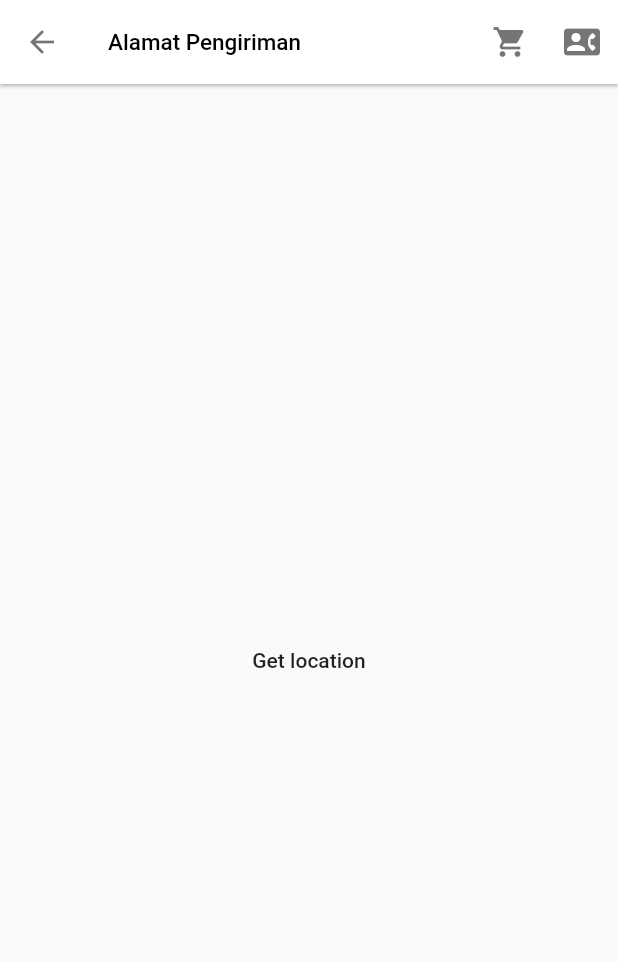
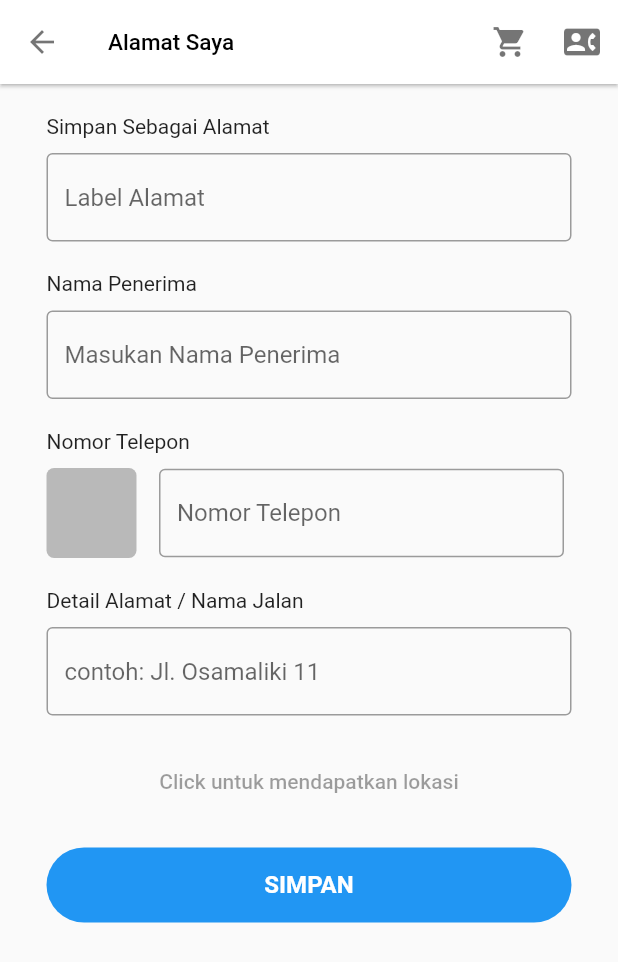
Before and after one commit to cnugroho11/wahyoo_mock, a Flutter app: the AddressPage screen opened directly, on a phone screen of 412 x 824 dp. Shown: the top 962 px of the screen. Run offline on Flutter 3.47's test engine with Material 2 defaults, Android fonts, the phone set to English and light mode, and no system bars; our stand-ins replace carousel_pro, font_awesome_flutter, geolocator; network calls fail; statements that could not run were skipped.

Commit message:
address only layout

```diff
--- a/lib/pages/address_page.dart
+++ b/lib/pages/address_page.dart
@@ -1,8 +1,6 @@
 import 'package:flutter/material.dart';
 import 'package:WahyooMock/widgets/appbar.dart';
-import 'package:flutter/services.dart';
 import 'package:geolocator/geolocator.dart';
-import 'package:WahyooMock/pages/help_page.dart';
 
 class AddressPage extends StatefulWidget {
   @override
@@ -10,7 +8,6 @@ class AddressPage extends StatefulWidget {
 }
 
 class _AddressPageState extends State<AddressPage> {
-
   final Geolocator geolocator = Geolocator()..forceAndroidLocationManager;
 
   Position _currentPosition;
@@ -21,25 +18,161 @@ class _AddressPageState extends State<AddressPage> {
     return Scaffold(
       appBar: AppbarWidget(
         appBar: AppBar(),
-        title: Text('Alamat Pengiriman',
+        title: Text(
+          'Alamat Saya',
           style: TextStyle(
             color: Colors.black,
-            fontSize: 15
+            fontSize: 15,
           ),
         ),
       ),
-      body: Center(
+      body: SingleChildScrollView(
         child: Column(
-          mainAxisAlignment: MainAxisAlignment.center,
           children: <Widget>[
-            (_currentPosition != null)
-                ? Text(
-                _currentAddress
-            ) : FlatButton(
-              child: Text("Get location"),
-              onPressed: () {
-                _getCurrentLocation();
-              },
+            SizedBox(
+              height: 20,
+            ),
+            Center(
+              child: Container(
+                width: 350,
+                child: Column(
+                  children: <Widget>[
+                    Container(
+                        width: 350,
+                        alignment: Alignment.centerLeft,
+                        child: Text('Simpan Sebagai Alamat')),
+                    SizedBox(
+                      height: 10,
+                    ),
+                    TextField(
+                      decoration: InputDecoration(
+                          hintText: 'Label Alamat',
+                          border: OutlineInputBorder()),
+                    )
+                  ],
+                ),
+              ),
+            ),
+            SizedBox(
+              height: 20,
+            ),
+            Center(
+              child: Container(
+                width: 350,
+                child: Column(
+                  children: <Widget>[
+                    Container(
+                        width: 350,
+                        alignment: Alignment.centerLeft,
+                        child: Text('Nama Penerima')),
+                    SizedBox(
+                      height: 10,
+                    ),
+                    TextField(
+                      decoration: InputDecoration(
+                          hintText: 'Masukan Nama Penerima',
+                          border: OutlineInputBorder()),
+                    )
+                  ],
+                ),
+              ),
+            ),
+            SizedBox(
+              height: 20,
+            ),
+            Center(
+              child: Container(
+                width: 350,
+                child: Column(
+                  children: <Widget>[
+                    Container(
+                        width: 350,
+                        alignment: Alignment.centerLeft,
+                        child: Text('Nomor Telepon')),
+                    SizedBox(
+                      height: 10,
+                    ),
+                    Row(
+                      children: <Widget>[
+                        GestureDetector(
+                          onTap: () {},
+                          child: Container(
+                            width: 60,
+                            height: 60,
+                            decoration: BoxDecoration(
+                                borderRadius:
+                                    BorderRadius.all(Radius.circular(5)),
+                                color: Colors.black26),
+                          ),
+                        ),
+                        SizedBox(
+                          width: 15,
+                        ),
+                        Container(
+                          width: 270,
+                          child: TextField(
+                            decoration: InputDecoration(
+                                hintText: 'Nomor Telepon',
+                                border: OutlineInputBorder()),
+                          ),
+                        )
+                      ],
+                    )
+                  ],
+                ),
+              ),
+            ),
+            SizedBox(
+              height: 20,
+            ),
+            Center(
+              child: Container(
+                width: 350,
+                child: Column(
+                  children: <Widget>[
+                    Container(
+                        width: 350,
+                        alignment: Alignment.centerLeft,
+                        child: Text('Detail Alamat / Nama Jalan')),
+                    SizedBox(
+                      height: 10,
+                    ),
+                    TextField(
+                      decoration: InputDecoration(
+                          hintText: 'contoh: Jl. Osamaliki 11',
+                          border: OutlineInputBorder()),
+                    )
+                  ],
+                ),
+              ),
+            ),
+            SizedBox(height: 20,),
+            (_currentPosition == null)
+                ? FlatButton(
+                    onPressed: _getCurrentLocation(),
+                    child: Text('Click untuk mendapatkan lokasi'),
+                  )
+                : Container(
+                    width: 350,
+                    child: Text('Lokasi Anda Adalah : \n' + _currentAddress)
+            ),
+            SizedBox(height: 20,),
+            Container(
+              width: 350,
+              height: 50,
+              decoration: BoxDecoration(
+                color: Colors.blue,
+                borderRadius: BorderRadius.all(Radius.circular(30))
+              ),
+              child: Center(
+                child: Text('SIMPAN',
+                  style: TextStyle(
+                    fontSize: 16,
+                    fontWeight: FontWeight.bold,
+                    color: Colors.white
+                  ),
+                ),
+              ),
             )
           ],
         ),
@@ -61,7 +194,6 @@ class _AddressPageState extends State<AddressPage> {
     });
   }
 
-
   _getAddressFromLatLng() async {
     try {
       List<Placemark> p = await geolocator.placemarkFromCoordinates(
@@ -71,11 +203,10 @@ class _AddressPageState extends State<AddressPage> {
 
       setState(() {
         _currentAddress =
-        "${place.subAdministrativeArea}, ${place.locality}, ${place.postalCode}, \n ${place.administrativeArea}, ${place.country}";
+            "${place.subAdministrativeArea}, ${place.locality}, ${place.postalCode}, ${place.administrativeArea}, ${place.country}";
       });
     } catch (e) {
       print(e);
     }
   }
-
 }
--- /dev/null
+++ b/lib/pages/address_page_test.dart
@@ -0,0 +1,81 @@
+import 'package:flutter/material.dart';
+import 'package:WahyooMock/widgets/appbar.dart';
+import 'package:flutter/services.dart';
+import 'package:geolocator/geolocator.dart';
+import 'package:WahyooMock/pages/help_page.dart';
+
+class AddressPage extends StatefulWidget {
+  @override
+  _AddressPageState createState() => _AddressPageState();
+}
+
+class _AddressPageState extends State<AddressPage> {
+
+  final Geolocator geolocator = Geolocator()..forceAndroidLocationManager;
+
+  Position _currentPosition;
+  String _currentAddress;
+
+  @override
+  Widget build(BuildContext context) {
+    return Scaffold(
+      appBar: AppbarWidget(
+        appBar: AppBar(),
+        title: Text('Alamat Pengiriman',
+          style: TextStyle(
+            color: Colors.black,
+            fontSize: 15
+          ),
+        ),
+      ),
+      body: Center(
+        child: Column(
+          mainAxisAlignment: MainAxisAlignment.center,
+          children: <Widget>[
+            (_currentPosition != null)
+                ? Text(
+                _currentAddress
+            ) : FlatButton(
+              child: Text("Get location"),
+              onPressed: () {
+                _getCurrentLocation();
+              },
+            )
+          ],
+        ),
+      ),
+    );
+  }
+
+  _getCurrentLocation() {
+    geolocator
+        .getCurrentPosition(desiredAccuracy: LocationAccuracy.best)
+        .then((Position position) {
+      setState(() {
+        _currentPosition = position;
+      });
+
+      _getAddressFromLatLng();
+    }).catchError((e) {
+      print(e);
+    });
+  }
+
+
+  _getAddressFromLatLng() async {
+    try {
+      List<Placemark> p = await geolocator.placemarkFromCoordinates(
+          _currentPosition.latitude, _currentPosition.longitude);
+
+      Placemark place = p[0];
+
+      setState(() {
+        _currentAddress =
+        "${place.subAdministrativeArea}, ${place.locality}, ${place.postalCode}, \n ${place.administrativeArea}, ${place.country}";
+      });
+    } catch (e) {
+      print(e);
+    }
+  }
+
+}
--- a/lib/pages/akun.dart
+++ b/lib/pages/akun.dart
@@ -4,10 +4,10 @@ import 'package:flutter/painting.dart';
 import 'package:WahyooMock/pages/voucher_page.dart';
 import 'package:WahyooMock/pages/about_page.dart';
 import 'package:WahyooMock/pages/notification_page.dart';
-import 'package:WahyooMock/pages/address_page.dart';
 import 'package:WahyooMock/pages/help_page.dart';
 import 'package:WahyooMock/pages/pesanan.dart';
 import 'package:WahyooMock/widgets/appbar.dart';
+import 'package:WahyooMock/pages/address_page.dart';
 
 class Akun extends StatefulWidget {
   @override
--- a/lib/providers/address_provider.dart
+++ b/lib/providers/address_provider.dart
@@ -3,6 +3,6 @@ import 'package:flutter/material.dart';
 class AddressProvider with ChangeNotifier{
 
   init(){
-    //ambil shared preferences
+
   }
 }
--- a/lib/providers/order_menu_providers.dart
+++ b/lib/providers/order_menu_providers.dart
@@ -21,7 +21,6 @@ class OrderMenuProvider with ChangeNotifier {
   }
 
   OrderMenuState _state = OrderMenuState.init;
-
   OrderMenuState get state => _state;
 
   List<Product> _product = List();
--- a/lib/widgets/category_card.dart
+++ b/lib/widgets/category_card.dart
@@ -14,8 +14,7 @@ class CategoryRowProvider extends StatelessWidget {
     return Consumer<OrderMenuProvider>(
       builder: (_, omp, a) {
         return Container(
-          color: Colors.red,
-          height: 200,
+          height: 150,
           child: GridView.builder(
               physics: NeverScrollableScrollPhysics(),
               gridDelegate: SliverGridDelegateWithFixedCrossAxisCount(
--- a/pubspec.yaml
+++ b/pubspec.yaml
@@ -28,6 +28,7 @@ dependencies:
   font_awesome_flutter:
   provider:
   geolocator: ^5.1.3
+  google_maps_flutter: ^0.5.11
 
 dev_dependencies:
   flutter_test:
```
Also changed, not shown: pubspec.lock.
